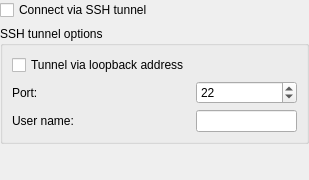
Before: the Qt Designer form core/sshtunnelwidget.ui in KDE/krdc, drawn with Qt 5.
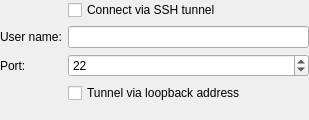
After: the same form once the commit is applied.

```diff
--- a/core/sshtunnelwidget.ui
+++ b/core/sshtunnelwidget.ui
@@ -7,13 +7,13 @@
     <x>0</x>
     <y>0</y>
     <width>309</width>
-    <height>180</height>
+    <height>120</height>
    </rect>
   </property>
   <property name="windowTitle">
    <string>SSH tunnel</string>
   </property>
-  <layout class="QVBoxLayout" name="verticalLayout">
+  <layout class="QFormLayout" name="formLayout">
    <property name="leftMargin">
     <number>0</number>
    </property>
@@ -26,27 +26,30 @@
    <property name="bottomMargin">
     <number>0</number>
    </property>
-   <item>
+   <item row="0" column="0">
+    <widget class="QWidget" name="sshTunnelIndent"/>
+   </item>
+   <item row="0" column="1">
     <widget class="QCheckBox" name="use_ssh_tunnel">
      <property name="text">
       <string>Connect via SSH tunnel</string>
      </property>
     </widget>
    </item>
-   <item>
-    <widget class="QGroupBox" name="ssh_groupBox">
-     <property name="title">
-      <string>SSH tunnel options</string>
-     </property>
-     <layout class="QFormLayout" name="formLayout_4">
-      <item row="0" column="0">
-       <widget class="QCheckBox" name="use_loopback">
-        <property name="text">
-         <string>Tunnel via loopback address</string>
-        </property>
-       </widget>
-      </item>
       <item row="1" column="0">
+    <widget class="QLabel" name="label_2">
+     <property name="text">
+      <string>User name:</string>
+     </property>
+     <property name="buddy">
+      <cstring>ssh_tunnel_user_name</cstring>
+     </property>
+    </widget>
+   </item>
+   <item row="1" column="1">
+    <widget class="QLineEdit" name="ssh_tunnel_user_name"/>
+   </item>
+   <item row="2" column="0">
        <widget class="QLabel" name="label">
         <property name="text">
          <string>Port:</string>
@@ -56,7 +59,7 @@
         </property>
        </widget>
       </item>
-      <item row="1" column="1">
+   <item row="2" column="1">
        <widget class="QSpinBox" name="ssh_tunnel_port">
         <property name="minimum">
          <number>1</number>
@@ -69,32 +72,13 @@
         </property>
        </widget>
       </item>
-      <item row="3" column="0">
-       <widget class="QLabel" name="label_2">
-        <property name="text">
-         <string>User name:</string>
-        </property>
-       </widget>
-      </item>
       <item row="3" column="1">
-       <widget class="QLineEdit" name="ssh_tunnel_user_name"/>
-      </item>
-     </layout>
+    <widget class="QCheckBox" name="use_loopback">
+     <property name="text">
+      <string>Tunnel via loopback address</string>
+     </property>
     </widget>
    </item>
-   <item>
-    <spacer name="verticalSpacer">
-     <property name="orientation">
-      <enum>Qt::Vertical</enum>
-     </property>
-     <property name="sizeHint" stdset="0">
-      <size>
-       <width>20</width>
-       <height>0</height>
-      </size>
-     </property>
-    </spacer>
-   </item>
   </layout>
  </widget>
  <resources/>
```
Left out of the diff: 6 changed lines with no effect on the pictures. Lines whose indentation alone changed are shown as unchanged.
